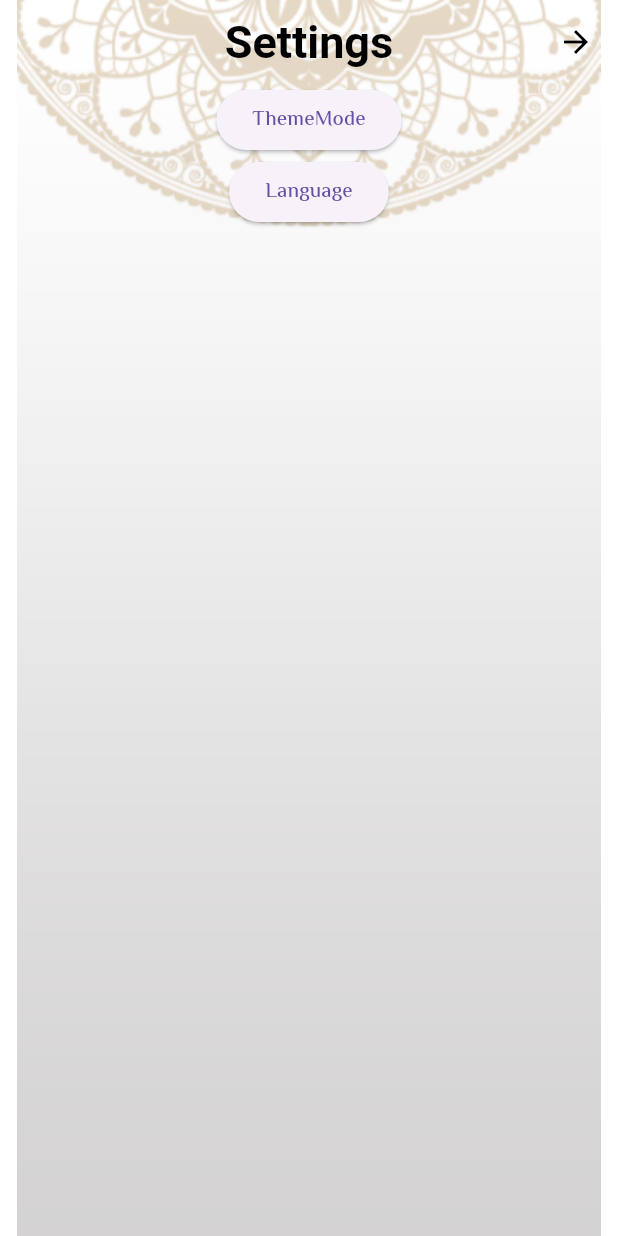
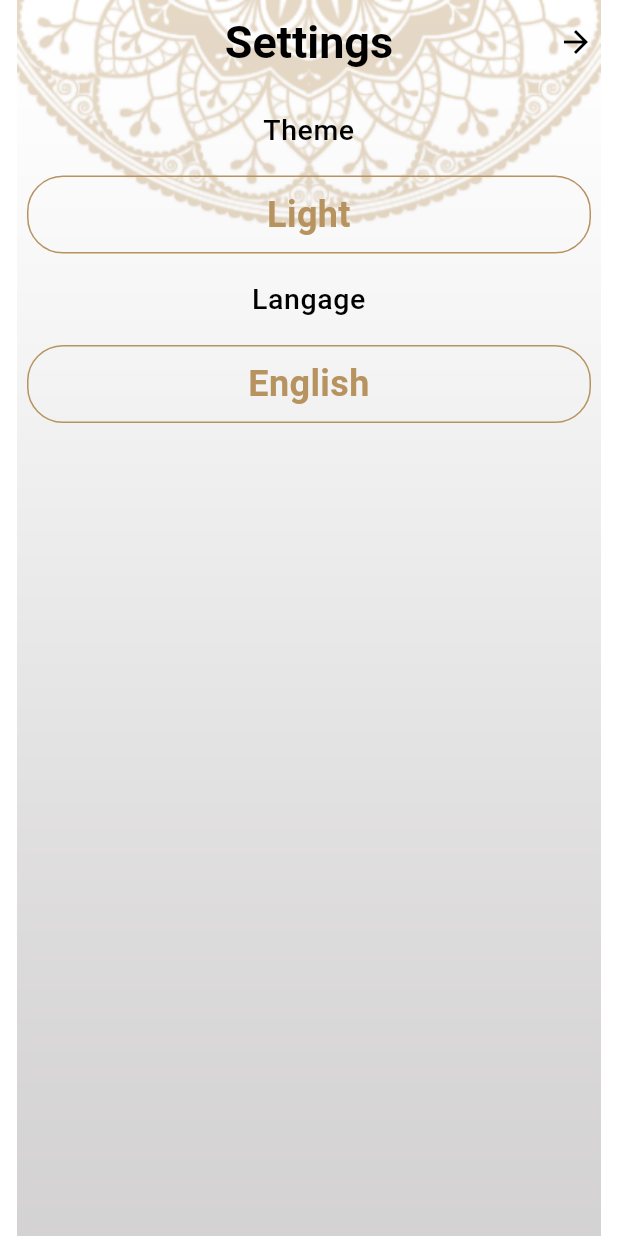
Before and after one commit to Ahm3dmohamed/islami_app, a Flutter app: the Settings screen opened by its route, on a phone screen of 412 x 824 dp. Run offline on Flutter 3.47's test engine with Material 3 defaults, Android fonts, the phone set to English and light mode, and no system bars; our stand-ins replace google_fonts; generated files the repository leaves out were written again; project files that could hold a hidden picture were left out.

Commit message:
feat: settings Tab Design

```diff
--- a/lib/main.dart
+++ b/lib/main.dart
@@ -11,7 +11,7 @@ import 'package:islami/modules/layout/home/ad33ya/estukaz_adhkar.dart';
 import 'package:islami/modules/layout/screens/app_home.dart';
 import 'package:islami/modules/layout/screens/qran/home_screen.dart';
 import 'package:islami/modules/layout/screens/layout_screen.dart';
-import 'package:islami/modules/layout/screens/settings.dart';
+import 'package:islami/modules/layout/screens/settings/settings.dart';
 import 'package:flutter_localizations/flutter_localizations.dart';
 import 'package:flutter_gen/gen_l10n/app_localizations.dart';
 void main() {
--- a/lib/model/core/themes/app_theme.dart
+++ b/lib/model/core/themes/app_theme.dart
@@ -27,13 +27,13 @@ class AppTheme {
           fontFamily: 'Qran'),
       bodySmall: TextStyle(
           color: Colors.black,
-          fontSize: 18,
+          fontSize: 19,
           fontWeight: FontWeight.w500,
           fontFamily: 'Qran'),
       bodyMedium: TextStyle(
           color: Colors.black,
-          fontSize: 20,
-          fontWeight: FontWeight.bold,
+          fontSize: 24,
+          fontWeight: FontWeight.w600,
           fontFamily: 'Qran'),
       bodyLarge: TextStyle(
           color: Colors.black,
--- a/lib/modules/layout/screens/app_home.dart
+++ b/lib/modules/layout/screens/app_home.dart
@@ -8,7 +8,7 @@ import 'package:islami/modules/layout/home/ad33ya/morning_azkar.dart';
 import 'package:islami/modules/layout/home/ad33ya/do33a.dart';
 import 'package:islami/modules/layout/home/ad33ya/estukaz_adhkar.dart';
 import 'package:islami/modules/layout/home/ad33ya/night_adhkar.dart';
-import 'package:islami/modules/layout/screens/settings.dart';
+import 'package:islami/modules/layout/screens/settings/settings.dart';
 import '../home/ad33ya/sleep_adhkar.dart';
 
 class AppHome extends StatefulWidget {
--- a/lib/modules/layout/screens/qran/quran_screen.dart
+++ b/lib/modules/layout/screens/qran/quran_screen.dart
@@ -434,13 +434,13 @@ class _QuranScreenState extends State<QuranScreen> {
                           children: [
                             Text(
                               textAlign: TextAlign.center,
-                              englishQuranSurahs[index],
-                              style:Theme.of(context).textTheme.bodySmall
+                              arabicAuranSuras[index],
+                              style:Theme.of(context).textTheme.bodyMedium
                             ),
                             Text(
                               textAlign: TextAlign.center,
                               AyaNumber[index],
-                              style: Theme.of(context).textTheme.bodySmall
+                              style: Theme.of(context).textTheme.bodyMedium
 
                             ),
                           ],
--- a/lib/modules/layout/screens/settings.dart
+++ /dev/null
@@ -1,38 +0,0 @@
-import 'package:flutter/material.dart';
-import 'package:islami/modules/splash/screens/custom_splash.dart';
-
-class Settings extends StatelessWidget {
-  static const String routeName = "Settings";
-  const Settings({super.key});
-
-  @override
-  Widget build(BuildContext context) {
-    return CustomSplash(
-        child: Scaffold(
-      appBar: AppBar(
-        title: const Text(
-          "Settings",
-          style: TextStyle(),
-        ),
-      ),
-      backgroundColor: Colors.transparent,
-      body: Column(
-        children: [
-          Center(
-              child: ElevatedButton(
-                  onPressed: () {
-                    BottomSheet(
-                      onClosing: () {},
-                      builder: (BuildContext context) {
-                        return Text("data");
-                      },
-                    );
-                  },
-                  child: Text('ThemeMode'))),
-          Center(
-              child: ElevatedButton(onPressed: () {}, child: Text('Language')))
-        ],
-      ),
-    ));
-  }
-}
--- /dev/null
+++ b/lib/modules/layout/screens/settings/settings.dart
@@ -0,0 +1,105 @@
+import 'package:flutter/material.dart';
+import 'package:islami/modules/layout/screens/settings/setting_lang_tab.dart';
+import 'package:islami/modules/layout/screens/settings/setting_theme_tab.dart';
+import 'package:islami/modules/splash/screens/custom_splash.dart';
+
+class Settings extends StatelessWidget {
+  static const String routeName = "Settings";
+  const Settings({super.key});
+
+  @override
+  Widget build(BuildContext context) {
+    return CustomSplash(
+        child: Scaffold(
+      appBar: AppBar(
+        title: const Text(
+          "Settings",
+          style: TextStyle(),
+        ),
+      ),
+      backgroundColor: Colors.transparent,
+      body: Padding(
+        padding: const EdgeInsets.all(18),
+        child: Column(
+          children: [
+            Text(
+              "Theme",
+              style: Theme.of(context).textTheme.bodySmall,
+            ),
+            const SizedBox(
+              height: 18,
+            ),
+            InkWell(
+              onTap: () {
+                showThemeBottomSheet(context);
+              },
+              child: Container(
+                  padding:
+                      const EdgeInsets.symmetric(horizontal: 12, vertical: 8),
+                  width: double.infinity,
+                  decoration: BoxDecoration(
+                      borderRadius: BorderRadius.circular(24),
+                      border: Border.all(color: const Color(0xffB7935F))),
+                  child: Center(
+                      child: Text(
+                    'Light',
+                    style: Theme.of(context).textTheme.bodyMedium?.copyWith(
+                          color: const Color(
+                            0xffB7935F,
+                          ),
+                        ),
+                  ))),
+            ),
+            const SizedBox(
+              height: 18,
+            ),
+            Text(
+              "Langage",
+              style: Theme.of(context).textTheme.bodySmall,
+            ),
+            const SizedBox(
+              height: 18,
+            ),
+            InkWell(
+              onTap: () {
+                showlanguageBottomSheet(context);
+              },
+              child: Container(
+                  padding:
+                      const EdgeInsets.symmetric(horizontal: 12, vertical: 8),
+                  width: double.infinity,
+                  decoration: BoxDecoration(
+                      borderRadius: BorderRadius.circular(24),
+                      border: Border.all(color: const Color(0xffB7935F))),
+                  child: Center(
+                      child: Text(
+                    'English',
+                    style: Theme.of(context).textTheme.bodyMedium?.copyWith(
+                          color: const Color(
+                            0xffB7935F,
+                          ),
+                        ),
+                  ))),
+            ),
+          ],
+        ),
+      ),
+    ));
+  }
+
+  void showThemeBottomSheet(BuildContext context) {
+    showModalBottomSheet(
+        context: context,
+        builder: (BuildContext context) {
+          return SettingThemeTab();
+        });
+  }
+}
+
+void showlanguageBottomSheet(BuildContext context) {
+  showModalBottomSheet(
+      context: context,
+      builder: (BuildContext context) {
+        return SettingLangTab();
+      });
+}
```
Also changed, not shown: lib/modules/layout/screens/settings/setting_lang_tab.dart (added, +45 -0 lines), lib/modules/layout/screens/settings/setting_theme_tab.dart (added, +59 -0 lines).
